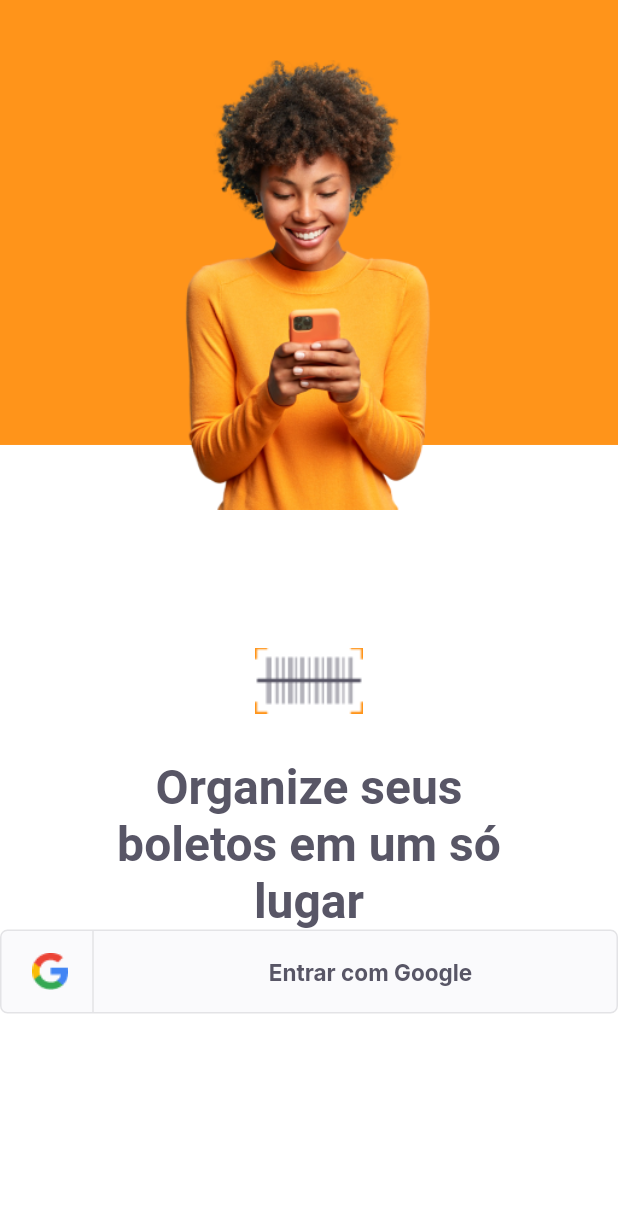
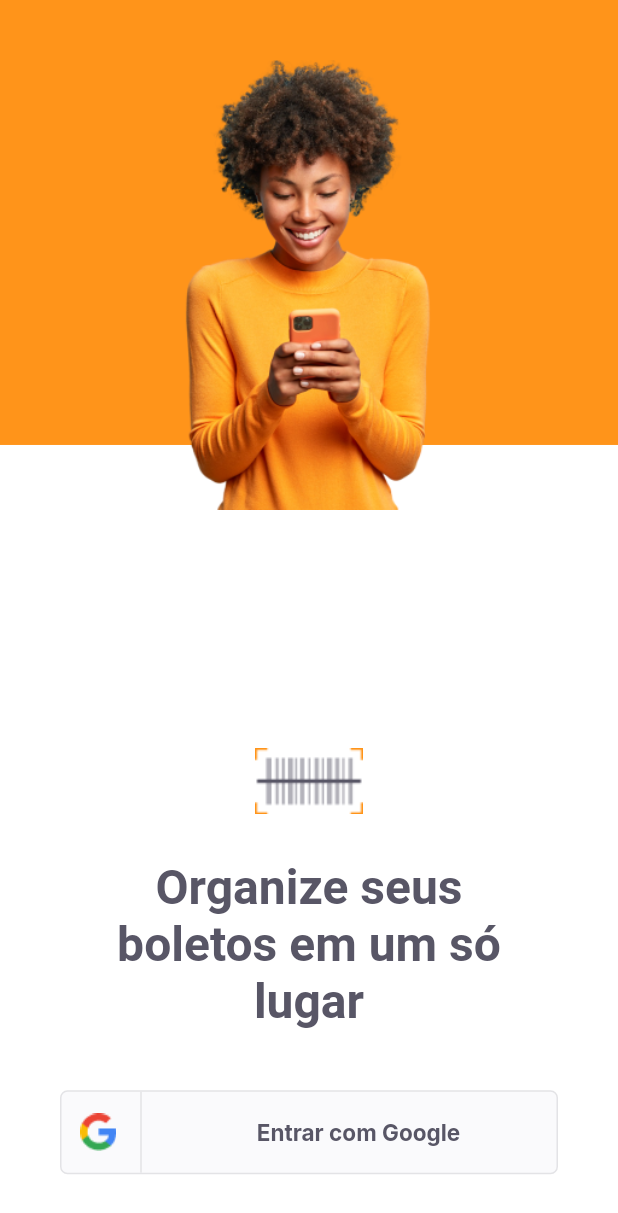
Before and after one commit to jovemdan/NLW-PayFlow-flutter, a Flutter app: the screen it shows after launch, on a phone screen of 412 x 824 dp. Shown: the top 1213 px of the screen. Run offline on Flutter 3.47's test engine with Material 2 defaults, Android fonts, the light colour scheme and no system bars; our stand-ins replace google_fonts.

Commit message:
feat: modificações no layout da login_page

```diff
--- a/payflow/lib/modules/login/login_page.dart
+++ b/payflow/lib/modules/login/login_page.dart
@@ -34,7 +34,7 @@ class _LoginPageState extends State<LoginPage> {
                 right: 0,
                 child: Image.asset(AppImages.person, width: 208, height: 300)),
             Positioned(
-                bottom: size.height * 0.18,
+                bottom: size.height * 0.05,
                 left: 0,
                 right: 0,
                 child: Column(
@@ -49,7 +49,13 @@ class _LoginPageState extends State<LoginPage> {
                           textAlign: TextAlign.center,
                           style: TextStyles.titleHome),
                     ),
-                    SocialLoginButton()
+                    Padding(
+                      padding:
+                          const EdgeInsets.only(left: 40, right: 40, top: 40),
+                      child: SocialLoginButton(onTap: () {
+                        print("Clicou");
+                      }),
+                    )
                   ],
                 ))
           ]),
```
